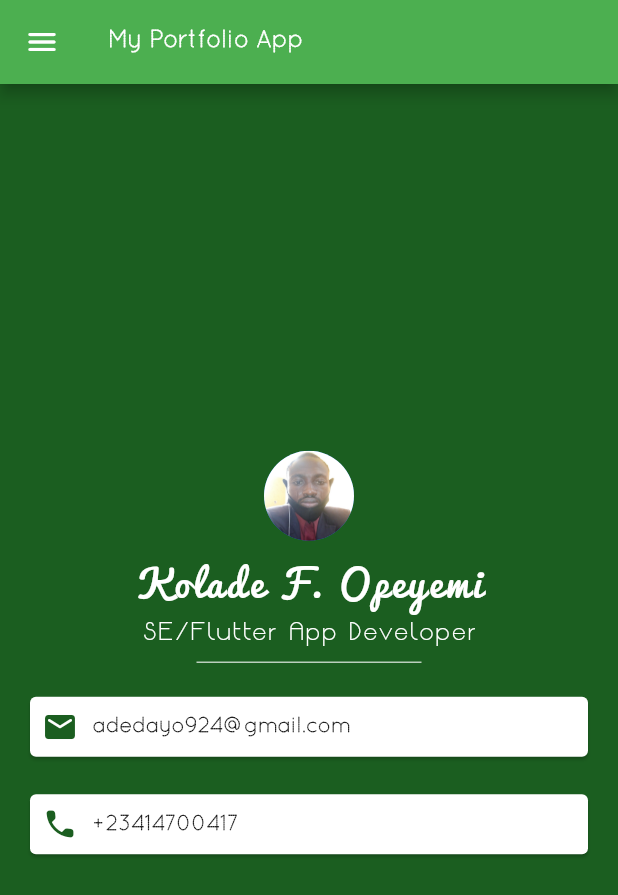
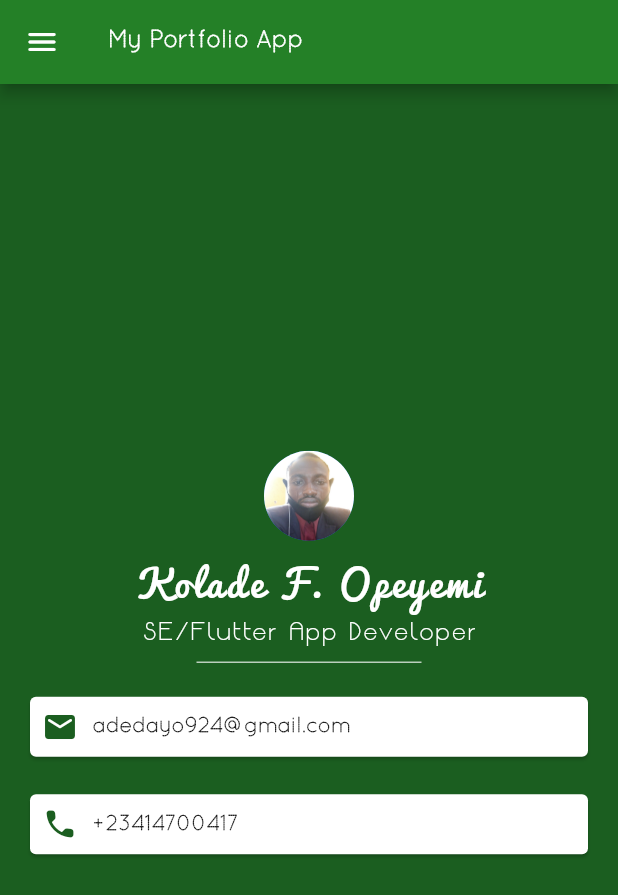
Before and after one commit to adedayo924/testing, a Flutter app: the screen it shows after launch, on a phone screen of 412 x 824 dp. Shown: the top 895 px of the screen. Run offline on Flutter 3.47's test engine with Material 2 defaults, Android fonts, the phone set to English and light mode, and no system bars.

Commit message:
updated background color

```diff
--- a/lib/main.dart
+++ b/lib/main.dart
@@ -15,7 +15,7 @@ class MyTestApp extends StatelessWidget {
         child: Scaffold(
           backgroundColor: Colors.green.shade900,
           appBar: AppBar(
-            backgroundColor: Colors.green,
+            backgroundColor: const Color.fromARGB(255, 36, 128, 39),
             leading: const Icon(Icons.menu_rounded),
             title: const Text(
               'My Portfolio App',
```
